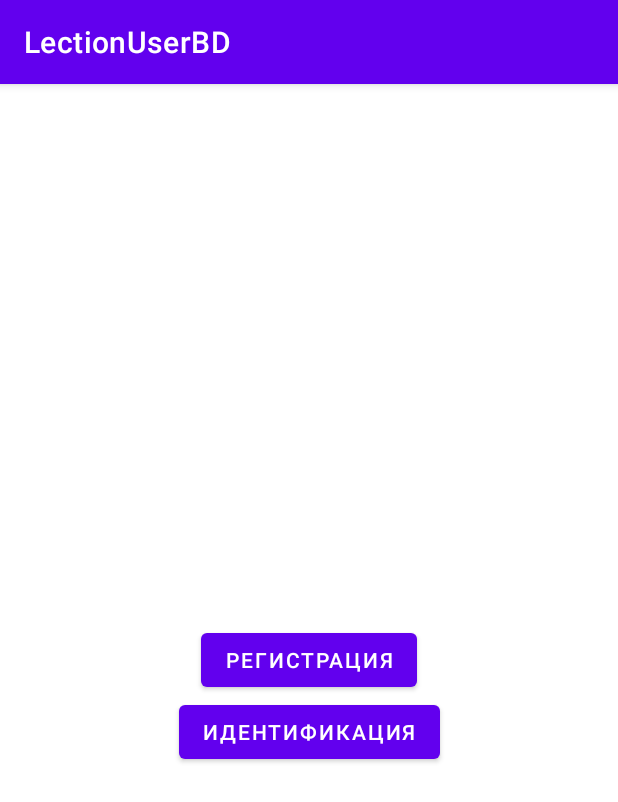
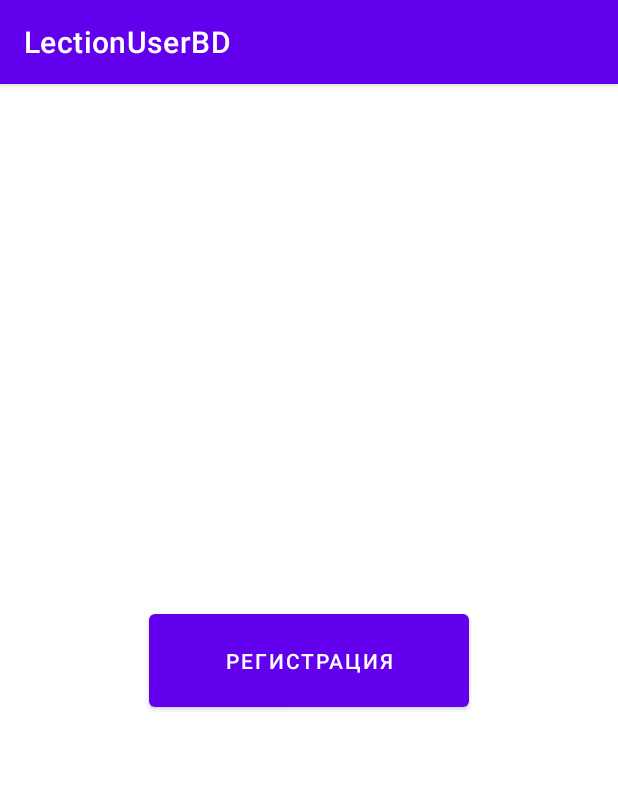
Before and after one commit to Shamil2017/LectionUserBD, an Android app: the screen it shows after launch (MainActivity), on a phone screen of 412 x 824 dp. Shown: the top 802 px of the screen. Run offline under Robolectric (Android 15) with nearby library versions, the phone set to English and light mode, and no system bars.

```diff
--- a/app/src/main/AndroidManifest.xml
+++ b/app/src/main/AndroidManifest.xml
@@ -13,9 +13,6 @@
             android:name=".RegistationActivity"
             android:exported="false" />
         <activity
-            android:name=".LoginActivity"
-            android:exported="false" />
-        <activity
             android:name=".MainActivity"
             android:exported="true">
             <intent-filter>
--- a/app/src/main/java/com/example/lectionuserbd/MainActivity.java
+++ b/app/src/main/java/com/example/lectionuserbd/MainActivity.java
@@ -9,27 +9,21 @@ import android.widget.Button;
 
 public class MainActivity extends AppCompatActivity {
 
-    Button btnRegistration, btnIdentification;
+    Button btnRegistration;
     @Override
     protected void onCreate(Bundle savedInstanceState) {
         super.onCreate(savedInstanceState);
         setContentView(R.layout.activity_main);
         btnRegistration = findViewById(R.id.btnRegistration);
-        btnIdentification = findViewById(R.id.btnIdentification);
 
     }
 
     public void onClick(View view) {
-        if (view == btnRegistration)
-        {
-            Intent go = new Intent(this, RegistationActivity.class  );
-            startActivity(go);
-        }
-        if (view == btnIdentification)
-        {
-            Intent go = new Intent(this, LoginActivity.class );
-            startActivity(go);
-        }
+
+       Intent go = new Intent(this, RegistationActivity.class  );
+       startActivity(go);
+
+
 
     }
 }
--- a/app/src/main/res/layout/activity_main.xml
+++ b/app/src/main/res/layout/activity_main.xml
@@ -8,26 +8,17 @@
 
     <Button
         android:id="@+id/btnRegistration"
-        android:layout_width="144dp"
-        android:layout_height="48dp"
+        android:layout_width="213dp"
+        android:layout_height="74dp"
+        android:onClick="onClick"
         android:text="Регистрация"
-        android:onClick="onClick"
         app:layout_constraintBottom_toBottomOf="parent"
         app:layout_constraintEnd_toEndOf="parent"
         app:layout_constraintHorizontal_bias="0.5"
         app:layout_constraintStart_toStartOf="parent"
         app:layout_constraintTop_toTopOf="parent" />
 
-    <Button
-        android:id="@+id/btnIdentification"
-        android:layout_width="wrap_content"
-        android:layout_height="wrap_content"
-        android:text="Идентификация"
-        android:onClick="onClick"
-        app:layout_constraintEnd_toEndOf="parent"
-        app:layout_constraintHorizontal_bias="0.5"
-        app:layout_constraintStart_toStartOf="parent"
-        app:layout_constraintTop_toBottomOf="@+id/btnRegistration" />
+
 
 
 </androidx.constraintlayout.widget.ConstraintLayout>
--- a/app/src/main/res/layout/activity_registation.xml
+++ b/app/src/main/res/layout/activity_registation.xml
@@ -62,12 +62,13 @@
 
         <EditText
             android:id="@+id/edPassword"
+            android:inputType="textPassword"
             android:layout_width="wrap_content"
             android:layout_height="wrap_content"
             android:layout_weight="1"
             android:ems="10"
             android:hint="Name"
-            android:inputType="textPersonName" />
+             />
     </LinearLayout>
 
     <LinearLayout
```
Also changed, not shown: app/src/main/java/com/example/lectionuserbd/LoginActivity.java (deleted, +0 -14 lines), app/src/main/res/layout/activity_login.xml (deleted, +0 -9 lines).
